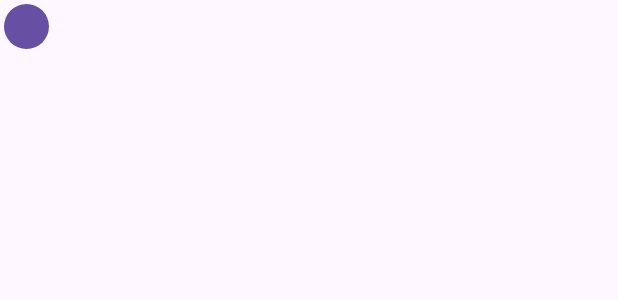
After one commit to Johnsonoxr/ClockPractice, an Android app: the layout item_canvas_color_selector.xml on its own in the app's theme, with its tools: preview values and no code run, on a phone screen of 412 x 824 dp. The commit adds this screen. Shown: the top 300 px of the screen. Run offline under Robolectric (Android 15) with nearby library versions, the phone set to English and light mode, and no system bars.

Commit message:
Complete color selector panel in canvas fragment.

```diff
--- /dev/null
+++ b/app/src/main/res/drawable/canvas_color_selected.xml
@@ -0,0 +1,10 @@
+<?xml version="1.0" encoding="utf-8"?>
+<shape xmlns:android="http://schemas.android.com/apk/res/android">
+    <stroke
+        android:width="3dp"
+        android:color="?attr/colorPrimary" />
+    <size
+        android:width="35dp"
+        android:height="35dp" />
+    <corners android:radius="20dp" />
+</shape>
--- /dev/null
+++ b/app/src/main/res/layout/item_canvas_color_selector.xml
@@ -0,0 +1,20 @@
+<?xml version="1.0" encoding="utf-8"?>
+<FrameLayout xmlns:android="http://schemas.android.com/apk/res/android"
+    android:layout_width="35dp"
+    android:layout_height="35dp">
+
+    <ImageView
+        android:id="@+id/iv"
+        android:layout_width="30dp"
+        android:layout_gravity="center"
+        android:layout_height="30dp"
+        android:src="@drawable/canvas_color" />
+
+    <ImageView
+        android:id="@+id/iv_selected"
+        android:src="@drawable/canvas_color_selected"
+        android:visibility="gone"
+        android:layout_width="match_parent"
+        android:layout_height="wrap_content" />
+
+</FrameLayout>
```
Also changed, not shown: app/src/main/java/com/johnson/sketchclock/font_canvas/CanvasFragment.kt (+83 -57 lines), app/src/main/res/layout/fragment_canvas.xml (+29 -15 lines), app/src/main/res/drawable/canvas_color.xml (renamed from app/src/main/res/drawable/seekbar_indicator.xml).
